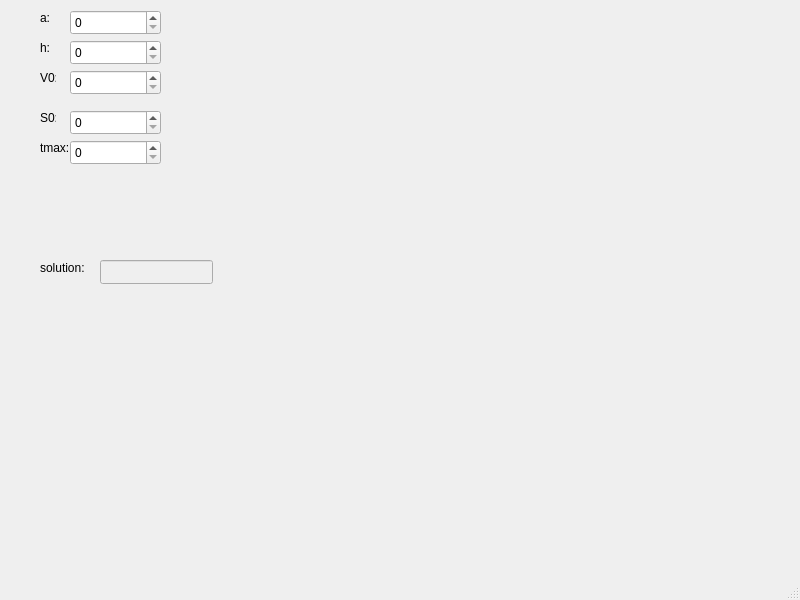
First picture: the form in moon_landing_app/mainwindow.ui, repository liquoric/project_moon_landing, before the edit.
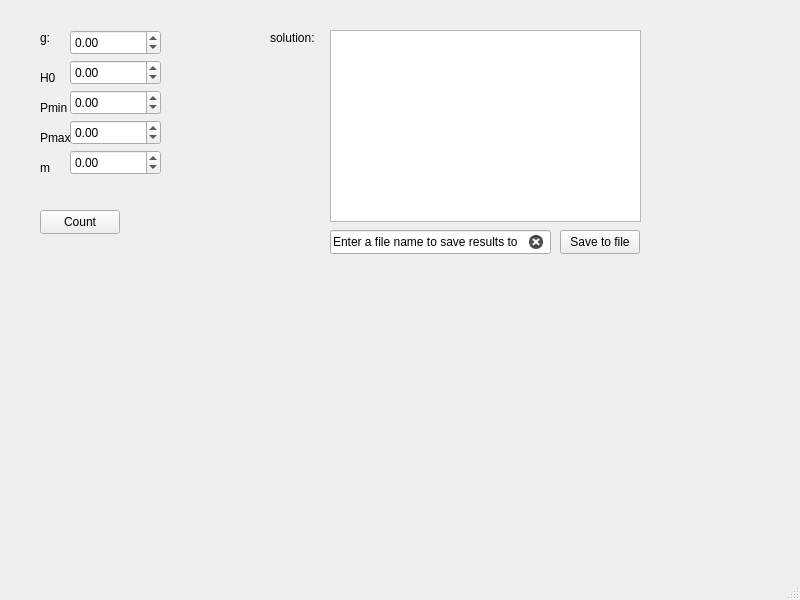
Second picture: the form after the edit.

Diff of the .ui file:
```diff
--- a/moon_landing_app/mainwindow.ui
+++ b/moon_landing_app/mainwindow.ui
@@ -18,72 +18,33 @@
     <property name="geometry">
      <rect>
       <x>40</x>
-      <y>10</y>
+      <y>30</y>
       <width>16</width>
       <height>16</height>
      </rect>
     </property>
     <property name="text">
-     <string>a:</string>
-    </property>
-   </widget>
-   <widget class="QLabel" name="label_2">
-    <property name="geometry">
-     <rect>
-      <x>40</x>
-      <y>40</y>
-      <width>16</width>
-      <height>16</height>
-     </rect>
-    </property>
-    <property name="text">
-     <string>h:</string>
-    </property>
-   </widget>
-   <widget class="QLabel" name="label_3">
-    <property name="geometry">
-     <rect>
-      <x>40</x>
-      <y>70</y>
-      <width>16</width>
-      <height>16</height>
-     </rect>
-    </property>
-    <property name="text">
-     <string>V0:</string>
+     <string>g:</string>
     </property>
    </widget>
    <widget class="QLabel" name="label_4">
     <property name="geometry">
      <rect>
       <x>40</x>
-      <y>110</y>
+      <y>70</y>
       <width>16</width>
       <height>16</height>
      </rect>
     </property>
     <property name="text">
-     <string>S0:</string>
-    </property>
-   </widget>
-   <widget class="QLabel" name="label_5">
-    <property name="geometry">
-     <rect>
-      <x>40</x>
-      <y>140</y>
-      <width>31</width>
-      <height>16</height>
-     </rect>
-    </property>
-    <property name="text">
-     <string>tmax:</string>
+     <string>H0:</string>
     </property>
    </widget>
    <widget class="QLabel" name="label_6">
     <property name="geometry">
      <rect>
-      <x>40</x>
-      <y>260</y>
+      <x>270</x>
+      <y>30</y>
       <width>49</width>
       <height>16</height>
      </rect>
@@ -92,72 +53,198 @@
      <string>solution:</string>
     </property>
    </widget>
-   <widget class="QSpinBox" name="a_spin">
-    <property name="geometry">
-     <rect>
-      <x>70</x>
-      <y>10</y>
-      <width>91</width>
-      <height>25</height>
-     </rect>
-    </property>
-   </widget>
-   <widget class="QSpinBox" name="h_spin">
-    <property name="geometry">
-     <rect>
-      <x>70</x>
-      <y>40</y>
-      <width>91</width>
-      <height>25</height>
-     </rect>
-    </property>
-   </widget>
-   <widget class="QSpinBox" name="V0_spin">
-    <property name="geometry">
-     <rect>
-      <x>70</x>
-      <y>70</y>
-      <width>91</width>
-      <height>25</height>
-     </rect>
-    </property>
-   </widget>
-   <widget class="QSpinBox" name="S0_spin">
-    <property name="geometry">
-     <rect>
-      <x>70</x>
-      <y>110</y>
-      <width>91</width>
-      <height>25</height>
-     </rect>
-    </property>
-   </widget>
-   <widget class="QSpinBox" name="tmax_spin">
-    <property name="geometry">
-     <rect>
-      <x>70</x>
-      <y>140</y>
-      <width>91</width>
-      <height>25</height>
-     </rect>
-    </property>
-   </widget>
-   <widget class="QLineEdit" name="sol_edit">
+   <widget class="QPushButton" name="Count_but">
     <property name="enabled">
-     <bool>false</bool>
+     <bool>true</bool>
     </property>
     <property name="geometry">
      <rect>
-      <x>100</x>
-      <y>260</y>
-      <width>113</width>
+      <x>40</x>
+      <y>210</y>
+      <width>80</width>
       <height>24</height>
      </rect>
     </property>
-    <property name="readOnly">
+    <property name="text">
+     <string>Count</string>
+    </property>
+   </widget>
+   <widget class="QLabel" name="label_7">
+    <property name="geometry">
+     <rect>
+      <x>40</x>
+      <y>160</y>
+      <width>31</width>
+      <height>16</height>
+     </rect>
+    </property>
+    <property name="text">
+     <string>m</string>
+    </property>
+   </widget>
+   <widget class="QLabel" name="label_8">
+    <property name="geometry">
+     <rect>
+      <x>40</x>
+      <y>100</y>
+      <width>31</width>
+      <height>16</height>
+     </rect>
+    </property>
+    <property name="text">
+     <string>Pmin</string>
+    </property>
+   </widget>
+   <widget class="QDoubleSpinBox" name="m_doubleSpinBox">
+    <property name="geometry">
+     <rect>
+      <x>70</x>
+      <y>150</y>
+      <width>91</width>
+      <height>25</height>
+     </rect>
+    </property>
+    <property name="minimum">
+     <double>-999999.989999999990687</double>
+    </property>
+    <property name="maximum">
+     <double>999999.989999999990687</double>
+    </property>
+    <property name="singleStep">
+     <double>1.000000000000000</double>
+    </property>
+   </widget>
+   <widget class="QDoubleSpinBox" name="Pmin_doubleSpinBox">
+    <property name="geometry">
+     <rect>
+      <x>70</x>
+      <y>90</y>
+      <width>91</width>
+      <height>25</height>
+     </rect>
+    </property>
+    <property name="minimum">
+     <double>-999999.989999999990687</double>
+    </property>
+    <property name="maximum">
+     <double>999999.989999999990687</double>
+    </property>
+    <property name="singleStep">
+     <double>1.000000000000000</double>
+    </property>
+   </widget>
+   <widget class="QDoubleSpinBox" name="H0_doubleSpinBox">
+    <property name="geometry">
+     <rect>
+      <x>70</x>
+      <y>60</y>
+      <width>91</width>
+      <height>25</height>
+     </rect>
+    </property>
+    <property name="minimum">
+     <double>-999999.989999999990687</double>
+    </property>
+    <property name="maximum">
+     <double>999999.989999999990687</double>
+    </property>
+    <property name="singleStep">
+     <double>1.000000000000000</double>
+    </property>
+   </widget>
+   <widget class="QDoubleSpinBox" name="g_doubleSpinBox">
+    <property name="geometry">
+     <rect>
+      <x>70</x>
+      <y>30</y>
+      <width>91</width>
+      <height>25</height>
+     </rect>
+    </property>
+    <property name="minimum">
+     <double>-999999.989999999990687</double>
+    </property>
+    <property name="maximum">
+     <double>999999.989999999990687</double>
+    </property>
+    <property name="singleStep">
+     <double>1.000000000000000</double>
+    </property>
+   </widget>
+   <widget class="QTableWidget" name="res_table">
+    <property name="geometry">
+     <rect>
+      <x>330</x>
+      <y>30</y>
+      <width>311</width>
+      <height>192</height>
+     </rect>
+    </property>
+   </widget>
+   <widget class="QPushButton" name="save_to_but">
+    <property name="geometry">
+     <rect>
+      <x>560</x>
+      <y>230</y>
+      <width>80</width>
+      <height>24</height>
+     </rect>
+    </property>
+    <property name="text">
+     <string>Save to file</string>
+    </property>
+   </widget>
+   <widget class="QLineEdit" name="FileName_line">
+    <property name="geometry">
+     <rect>
+      <x>330</x>
+      <y>230</y>
+      <width>221</width>
+      <height>24</height>
+     </rect>
+    </property>
+    <property name="contextMenuPolicy">
+     <enum>Qt::CustomContextMenu</enum>
+    </property>
+    <property name="text">
+     <string>Enter a file name to save results to</string>
+    </property>
+    <property name="clearButtonEnabled">
      <bool>true</bool>
     </property>
    </widget>
+   <widget class="QDoubleSpinBox" name="Pmax_doubleSpinBox">
+    <property name="geometry">
+     <rect>
+      <x>70</x>
+      <y>120</y>
+      <width>91</width>
+      <height>25</height>
+     </rect>
+    </property>
+    <property name="minimum">
+     <double>-999999.989999999990687</double>
+    </property>
+    <property name="maximum">
+     <double>999999.989999999990687</double>
+    </property>
+    <property name="singleStep">
+     <double>1.000000000000000</double>
+    </property>
+   </widget>
+   <widget class="QLabel" name="label_9">
+    <property name="geometry">
+     <rect>
+      <x>40</x>
+      <y>130</y>
+      <width>31</width>
+      <height>16</height>
+     </rect>
+    </property>
+    <property name="text">
+     <string>Pmax</string>
+    </property>
+   </widget>
   </widget>
   <widget class="QMenuBar" name="menubar">
    <property name="geometry">
```
Left out of the diff: 3 changed lines with no effect on the pictures.
